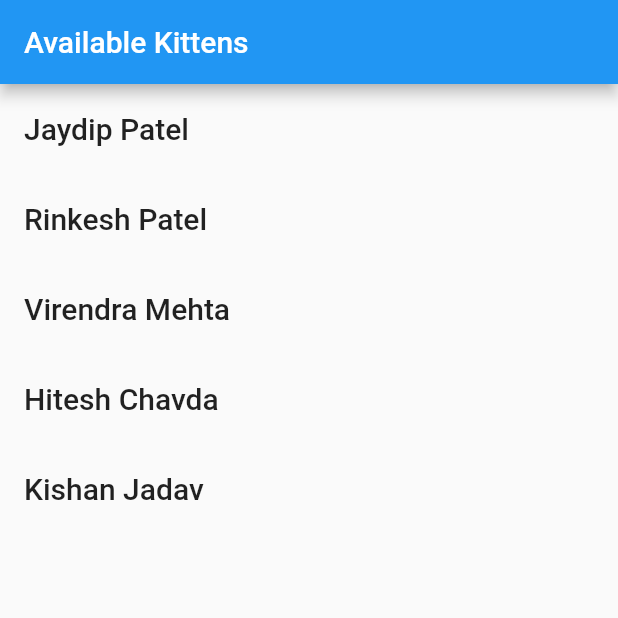
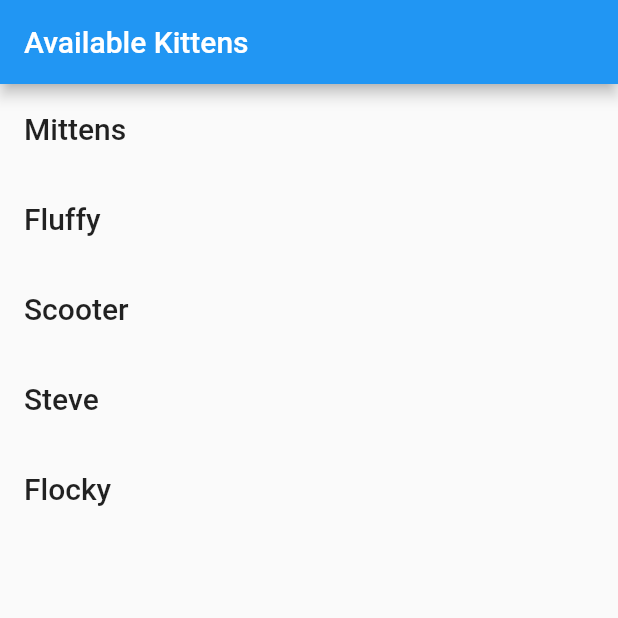
Before and after one commit to CodeCrunch-Techlabs/flutter-training, a Flutter app: the screen it shows after launch, on a phone screen of 412 x 824 dp, the top half of it. Run offline on Flutter 3.47's test engine with Material 2 defaults, Android fonts, the phone set to English and light mode, and no system bars; our stand-ins replace font_awesome_flutter.

```diff
--- a/widgets_examples/lib/main.dart
+++ b/widgets_examples/lib/main.dart
@@ -28,39 +28,39 @@ final String server =
     defaultTargetPlatform == TargetPlatform.android ? "10.0.2.2" : "localhost";
 final List<Kitten> _kittens = <Kitten>[
   Kitten(
-    name: "Jaydip Patel",
-    description: "web developer",
-    age: 25,
+    name: "Mittens",
+    description: "The pinacle of cats. when Mittens sits in your lap, you feel like royalty.",
+    age: 11,
     imageUrl:
-         "images/abc5",
+         "images/kitty1.jpg",
   ),
   Kitten(
-    name: "Rinkesh Patel",
-    description: "web developer",
-    age: 25,
+    name: "Fluffy",
+    description: "World\'s cutest  kitten. Seriously. we dod the research.",
+    age: 6,
     imageUrl:
-        "images/abc1",
+        "images/kitty5.jpg",
   ),
   Kitten(
-    name: "Virendra Mehta",
-    description: "Ios developer",
-    age: 23,
+    name: "Scooter",
+    description: "Chases string faster then 9/10 competing kittens.",
+    age: 2,
     imageUrl:
-        "images/abc2",
+        "images/kitty2.jpg",
   ),
   Kitten(
-    name: "Hitesh Chavda",
-    description: "Android developer",
-    age: 24,
+    name: "Steve",
+    description: "Steave is cool and just kind of hangs out.",
+    age: 4,
     imageUrl:
-         "images/abc3",
+          "images/kitty3.jpg",
   ),
   Kitten(
-    name: "Kishan Jadav",
-    description: "Wordpress Developer",
+    name: "Flocky",
+    description: "Flocky is cute.",
     age: 26,
     imageUrl:
-        "images/abc4",
+        "images/kitty4.jpg",
   ),
 ];
 
@@ -68,7 +68,7 @@ class MyHomepage extends StatelessWidget {
   Widget _dialogBuilder(BuildContext context, Kitten kitten) {
     return SimpleDialog(
       children:[
-        Image.network(
+        Image.asset(
           kitten.imageUrl,
           fit: BoxFit.fill,
         ),
```
Also changed, not shown: widgets_examples/images/abc1.jpg (deleted), widgets_examples/images/abc2.jpg (deleted), widgets_examples/images/abc3.jpg (deleted), widgets_examples/images/abc4.jpg (deleted), widgets_examples/images/abc5.jpg (deleted), widgets_examples/images/kitty1.jpg (added), widgets_examples/images/kitty2.jpg (added), widgets_examples/images/kitty3.jpg (added), widgets_examples/images/kitty4.jpg (added), widgets_examples/images/kitty5.jpg (added).
